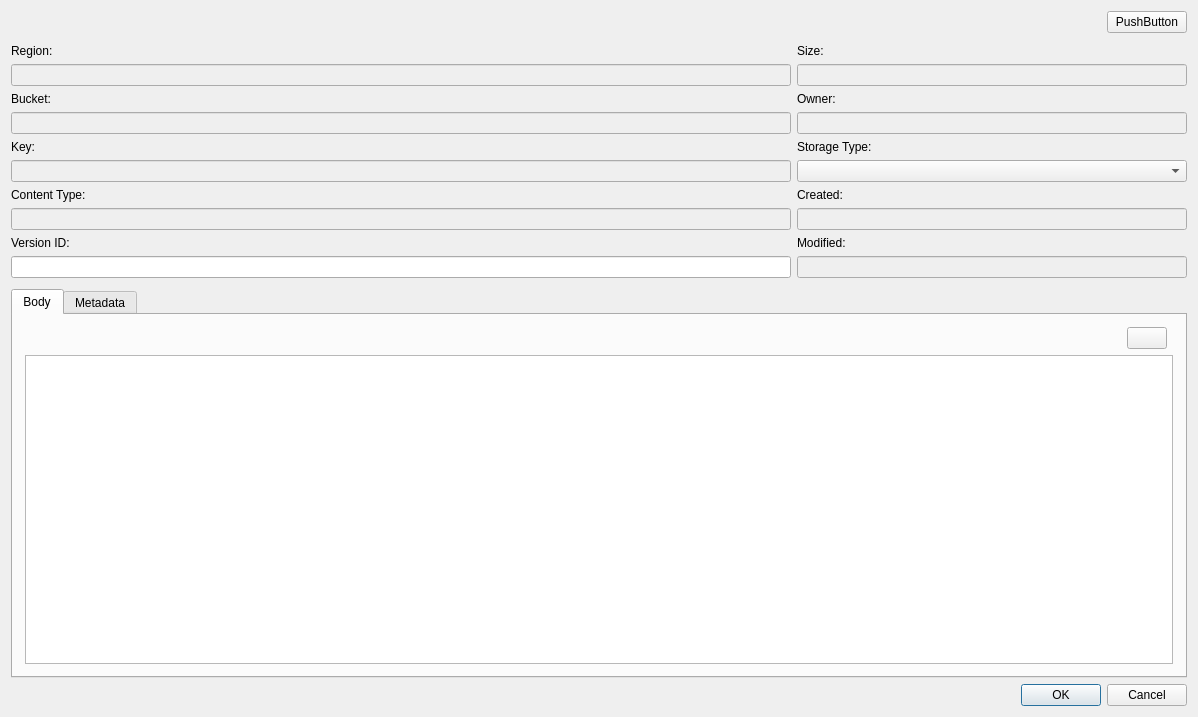
First picture: the form in src/modules/s3/S3ObjectEditDialog.ui, repository jensvogt/awsmock-qt-ui, before the edit.
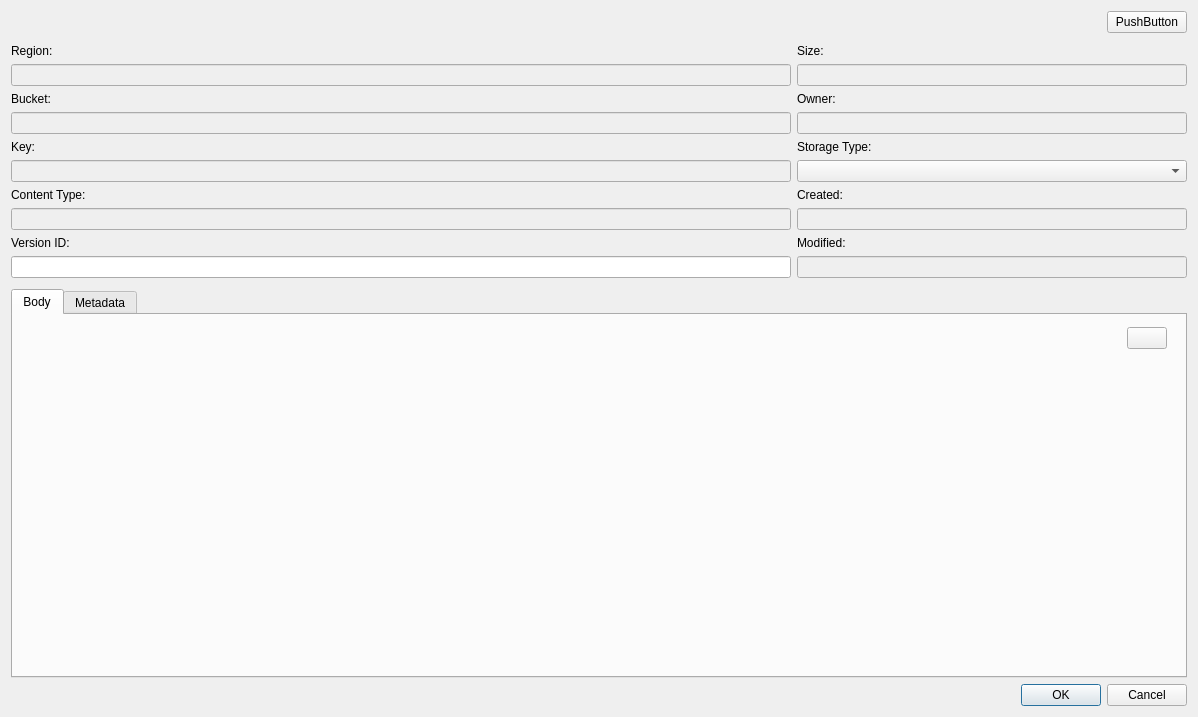
Second picture: the form after the edit. The open tabs and pages were chosen to show the change.

The edit to the form file:
```diff
--- a/src/modules/s3/S3ObjectEditDialog.ui
+++ b/src/modules/s3/S3ObjectEditDialog.ui
@@ -232,7 +232,13 @@
           </layout>
          </item>
          <item>
-          <widget class="QPlainTextEdit" name="bodyTextEdit"/>
+          <widget class="QStackedWidget" name="stackedWidget">
+           <property name="currentIndex">
+            <number>0</number>
+           </property>
+           <widget class="QWidget" name="page"/>
+           <widget class="QWidget" name="page_2"/>
+          </widget>
          </item>
         </layout>
        </item>
```
Left out of the diff: 2 changed lines with no effect on the pictures.
